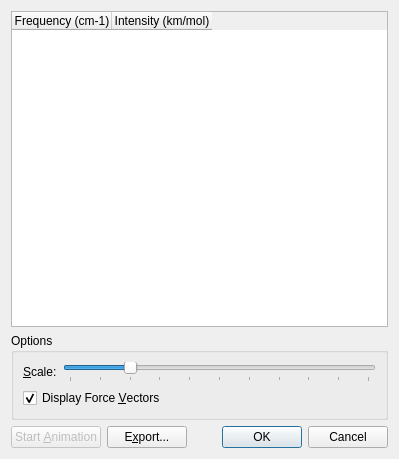
cryos/avogadro, file libavogadro/src/extensions/vibrationdialog.ui: the form before one commit.
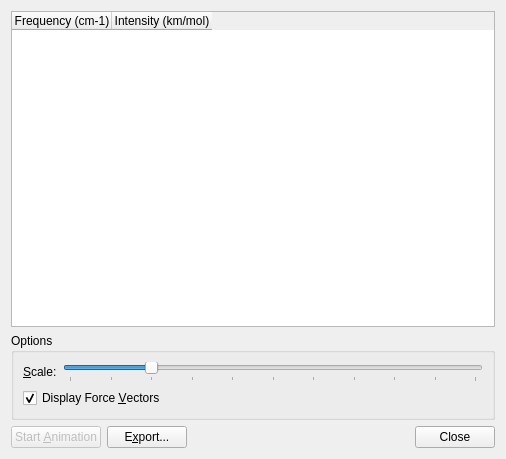
The form after the commit.

Commit message: Fix bug PR#2728368. Replace cancel/ok buttons with "close"

Diff of the .ui file:
```diff
--- a/libavogadro/src/extensions/vibrationdialog.ui
+++ b/libavogadro/src/extensions/vibrationdialog.ui
@@ -6,7 +6,7 @@
    <rect>
     <x>0</x>
     <y>0</y>
-    <width>399</width>
+    <width>506</width>
     <height>459</height>
    </rect>
   </property>
@@ -129,7 +129,7 @@
         <enum>Qt::Horizontal</enum>
        </property>
        <property name="standardButtons">
-        <set>QDialogButtonBox::Cancel|QDialogButtonBox::Ok</set>
+        <set>QDialogButtonBox::Close</set>
        </property>
       </widget>
      </item>
```
